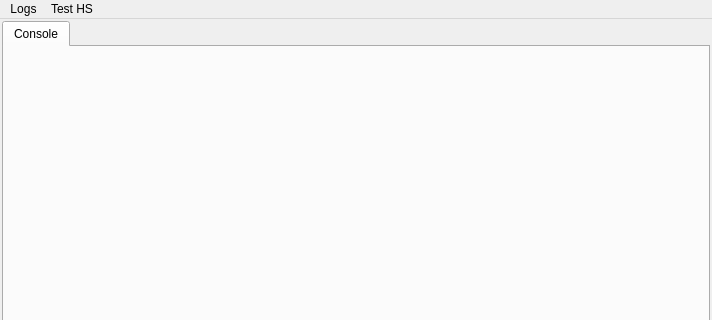
The window that mainwindow.ui (M25Racer/SBC_App) describes before a commit, drawn with Qt 5; both pictures show x 0 to 712 and y 0 to 320 of the 712 by 719 pixel window.
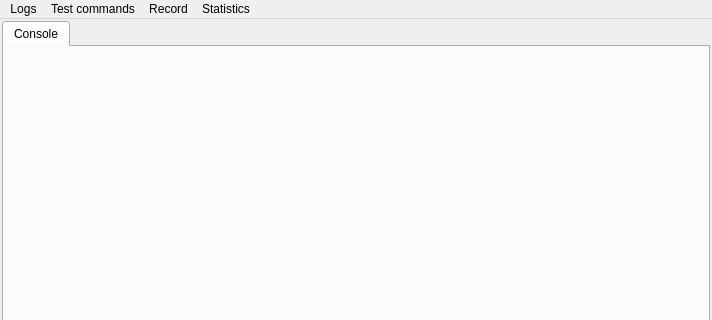
The same window after the commit.

Patch:
```diff
--- a/mainwindow.ui
+++ b/mainwindow.ui
@@ -74,7 +74,7 @@
    </widget>
    <widget class="QMenu" name="menuTest">
     <property name="title">
-     <string>Test HS</string>
+     <string>Test commands</string>
     </property>
     <addaction name="actionSend_HS_command_GET_STATUS"/>
     <addaction name="actionSend_HS_command_GET_DATA"/>
@@ -84,8 +84,22 @@
     <addaction name="actionADC_START_for_SIN_600"/>
     <addaction name="actionADC_START_for_Sweep"/>
    </widget>
+   <widget class="QMenu" name="menuRecord">
+    <property name="title">
+     <string>Record</string>
+    </property>
+    <addaction name="actionRecord_Sweep_to_file"/>
+   </widget>
+   <widget class="QMenu" name="menuStatistics">
+    <property name="title">
+     <string>Statistics</string>
+    </property>
+    <addaction name="actionReset_statistics_in_status_bar"/>
+   </widget>
    <addaction name="menuLogs"/>
    <addaction name="menuTest"/>
+   <addaction name="menuRecord"/>
+   <addaction name="menuStatistics"/>
   </widget>
   <widget class="QStatusBar" name="statusBar">
    <property name="enabled">
```
Left out of the diff: 56 changed lines with no effect on the pictures.
